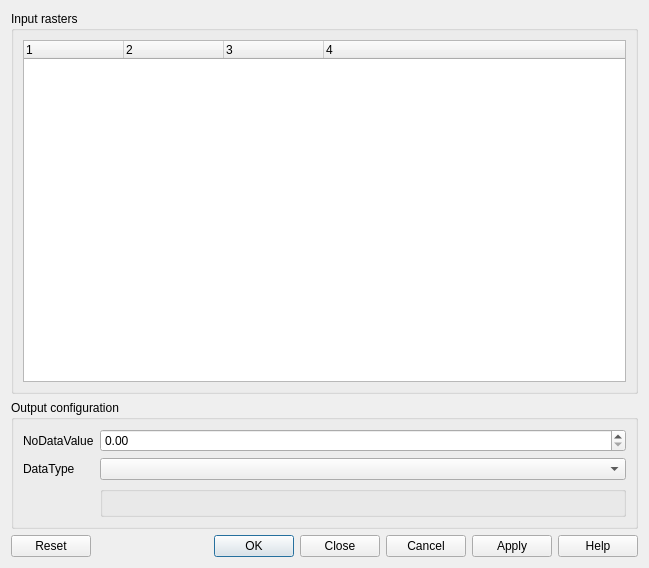
Qt form pan_batido/views/pan_batido_dialog_base.ui (fire2a/qgis-pan-europeo) before a commit.
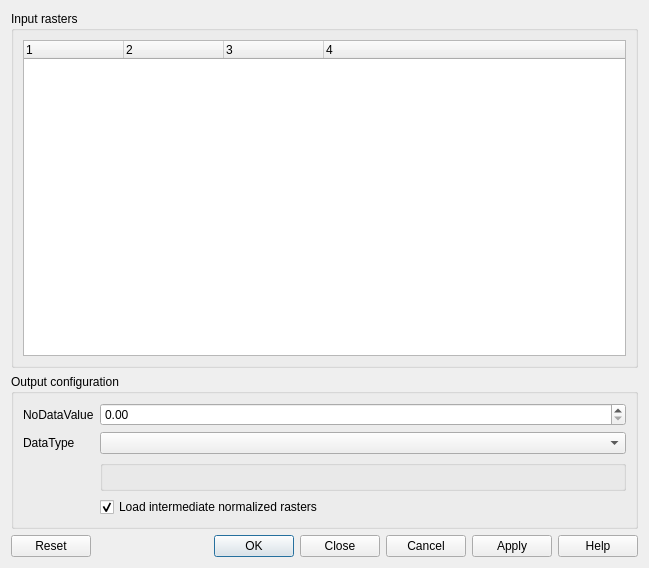
The same form after that commit. Custom widgets are drawn as their Qt base class.

Commit message: cleanup + load intermediate checkbox

Diff of the .ui file:
```diff
--- a/pan_batido/views/pan_batido_dialog_base.ui
+++ b/pan_batido/views/pan_batido_dialog_base.ui
@@ -83,7 +83,21 @@
        <widget class="QComboBox" name="comboBox"/>
       </item>
       <item row="2" column="1">
-       <widget class="QgsExtentGroupBox" name="mExtentGroupBox"/>
+       <widget class="QgsExtentGroupBox" name="mExtentGroupBox">
+        <property name="collapsed">
+         <bool>true</bool>
+        </property>
+       </widget>
+      </item>
+      <item row="3" column="1">
+       <widget class="QCheckBox" name="checkBox_load_normalized">
+        <property name="text">
+         <string>Load intermediate normalized rasters</string>
+        </property>
+        <property name="checked">
+         <bool>true</bool>
+        </property>
+       </widget>
       </item>
      </layout>
     </widget>
```
The commit also changes 1 other file.
